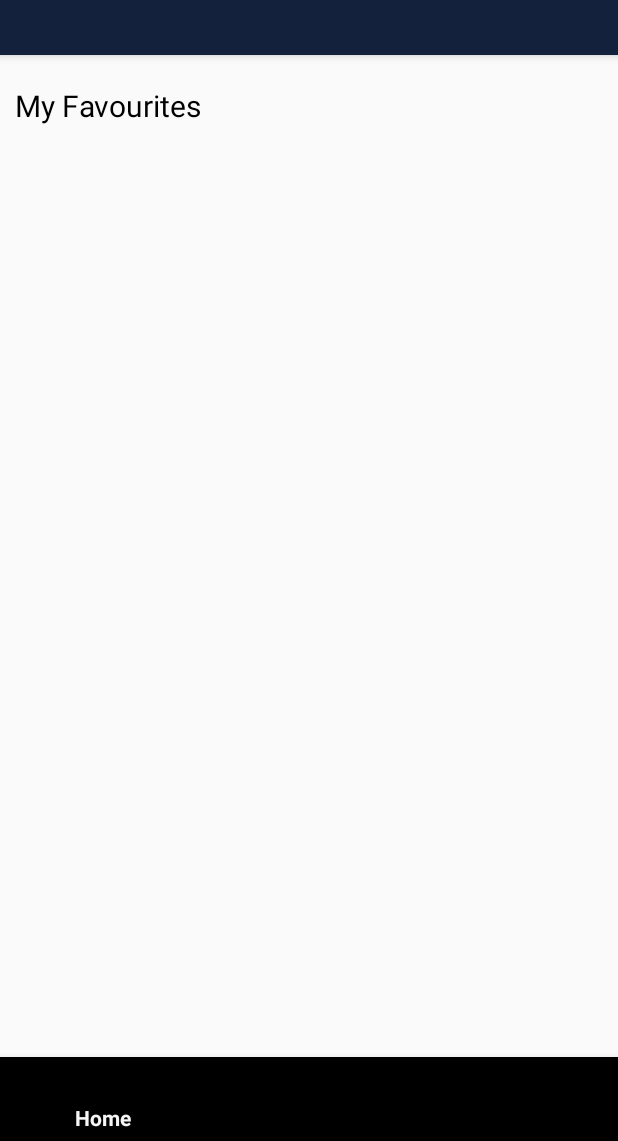
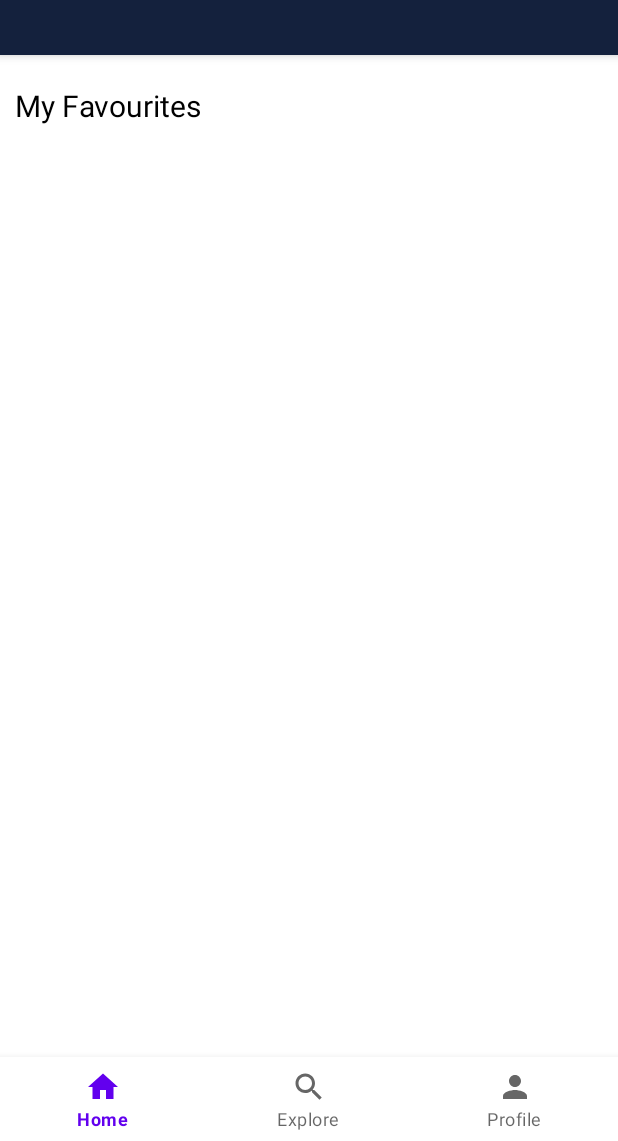
Before and after one commit to AndreaGon/NoteHub, an Android app: the screen it shows after launch (MainActivity), on a phone screen of 412 x 824 dp, the part 95-1236 px from its top. Run offline under Robolectric (Android 15) with nearby library versions, the phone set to English and light mode, and no system bars.

Commit message:
Add icons

```diff
--- a/app/build.gradle
+++ b/app/build.gradle
@@ -1,5 +1,6 @@
 plugins {
     id 'com.android.application'
+    id 'com.google.gms.google-services'
 }
 
 android {
@@ -35,6 +36,7 @@ dependencies {
     implementation 'androidx.appcompat:appcompat:1.5.1'
     implementation 'com.google.android.material:material:1.6.1'
     implementation 'androidx.constraintlayout:constraintlayout:2.1.4'
+    implementation 'com.google.firebase:firebase-firestore:21.4.0'
     testImplementation 'junit:junit:4.13.2'
     androidTestImplementation 'androidx.test.ext:junit:1.1.3'
     androidTestImplementation 'androidx.test.espresso:espresso-core:3.4.0'
--- a/app/src/main/AndroidManifest.xml
+++ b/app/src/main/AndroidManifest.xml
@@ -11,7 +11,7 @@
         android:label="@string/app_name"
         android:roundIcon="@mipmap/ic_launcher_round"
         android:supportsRtl="true"
-        android:theme="@style/Theme.AppCompat.Light.NoActionBar"
+        android:theme="@style/Theme.MaterialComponents.DayNight.NoActionBar"
         tools:targetApi="31">
         <activity
             android:name=".MainActivity"
--- /dev/null
+++ b/app/src/main/res/drawable/explore_icon.xml
@@ -0,0 +1,5 @@
+<vector android:height="24dp" android:tint="#000000"
+    android:viewportHeight="24" android:viewportWidth="24"
+    android:width="24dp" xmlns:android="http://schemas.android.com/apk/res/android">
+    <path android:fillColor="@android:color/white" android:pathData="M15.5,14h-0.79l-0.28,-0.27C15.41,12.59 16,11.11 16,9.5 16,5.91 13.09,3 9.5,3S3,5.91 3,9.5 5.91,16 9.5,16c1.61,0 3.09,-0.59 4.23,-1.57l0.27,0.28v0.79l5,4.99L20.49,19l-4.99,-5zM9.5,14C7.01,14 5,11.99 5,9.5S7.01,5 9.5,5 14,7.01 14,9.5 11.99,14 9.5,14z"/>
+</vector>
--- /dev/null
+++ b/app/src/main/res/drawable/home_icon.xml
@@ -0,0 +1,5 @@
+<vector android:height="24dp" android:tint="#000000"
+    android:viewportHeight="24" android:viewportWidth="24"
+    android:width="24dp" xmlns:android="http://schemas.android.com/apk/res/android">
+    <path android:fillColor="@android:color/white" android:pathData="M10,20v-6h4v6h5v-8h3L12,3 2,12h3v8z"/>
+</vector>
--- /dev/null
+++ b/app/src/main/res/drawable/profile_icon.xml
@@ -0,0 +1,5 @@
+<vector android:height="24dp" android:tint="#000000"
+    android:viewportHeight="24" android:viewportWidth="24"
+    android:width="24dp" xmlns:android="http://schemas.android.com/apk/res/android">
+    <path android:fillColor="@android:color/white" android:pathData="M12,12c2.21,0 4,-1.79 4,-4s-1.79,-4 -4,-4 -4,1.79 -4,4 1.79,4 4,4zM12,14c-2.67,0 -8,1.34 -8,4v2h16v-2c0,-2.66 -5.33,-4 -8,-4z"/>
+</vector>
--- a/app/src/main/res/menu/navigation.xml
+++ b/app/src/main/res/menu/navigation.xml
@@ -2,11 +2,14 @@
 <menu xmlns:android="http://schemas.android.com/apk/res/android">
     <item
         android:title="Home"
-        android:id="@+id/home"/>
+        android:id="@+id/home"
+        android:icon="@drawable/home_icon"/>
     <item
         android:title="Explore"
-        android:id="@+id/explore"/>
+        android:id="@+id/explore"
+        android:icon="@drawable/explore_icon"/>
     <item
         android:title="Profile"
-        android:id="@+id/profile"/>
+        android:id="@+id/profile"
+        android:icon="@drawable/profile_icon"/>
 </menu>
--- a/build.gradle
+++ b/build.gradle
@@ -1,4 +1,8 @@
-// Top-level build file where you can add configuration options common to all sub-projects/modules.
+buildscript {
+    dependencies {
+        classpath 'com.google.gms:google-services:4.3.3'
+    }
+}// Top-level build file where you can add configuration options common to all sub-projects/modules.
 plugins {
     id 'com.android.application' version '7.2.2' apply false
     id 'com.android.library' version '7.2.2' apply false
```
Also changed, not shown: app/src/main/res/layout/activity_main.xml (line endings or trailing spaces), 1 other file.
